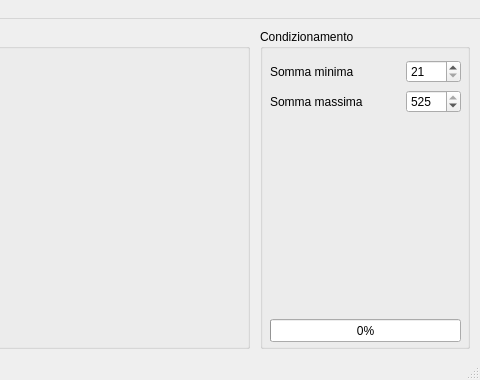
Old version of the form qtsenamainwindow.ui in the repository sarace77/QtSEna; both pictures show x 240 to 720 and y 0 to 380 of the 720 by 380 pixel window.
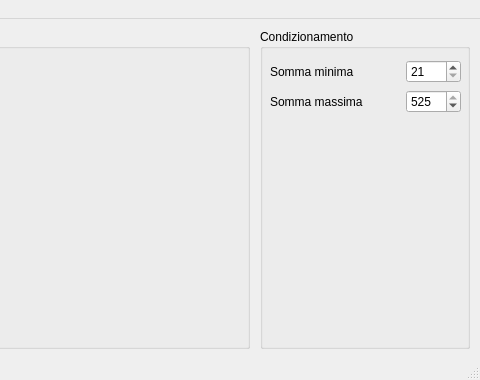
New version of the form.

Patch:
```diff
--- a/qtsenamainwindow.ui
+++ b/qtsenamainwindow.ui
@@ -124,22 +124,6 @@
       </item>
      </layout>
     </widget>
-    <widget class="QProgressBar" name="progressBar">
-     <property name="geometry">
-      <rect>
-       <x>10</x>
-       <y>290</y>
-       <width>191</width>
-       <height>23</height>
-      </rect>
-     </property>
-     <property name="maximum">
-      <number>20</number>
-     </property>
-     <property name="value">
-      <number>0</number>
-     </property>
-    </widget>
    </widget>
   </widget>
   <widget class="QMenuBar" name="menubar">
```
